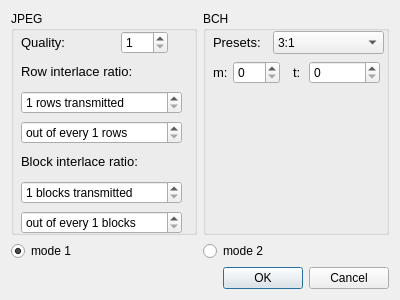
Old version of the form Corrupt/settingsdialog.ui in the repository snikulov/vidstream.
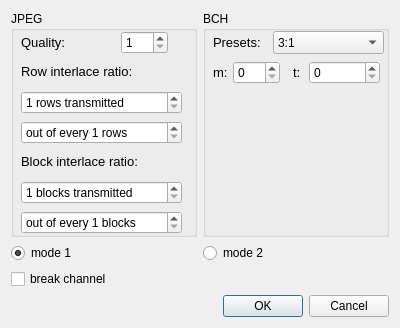
New version of the form.

Commit message: added option to break channel

The edit to the form file:
```diff
--- a/Corrupt/settingsdialog.ui
+++ b/Corrupt/settingsdialog.ui
@@ -7,14 +7,14 @@
     <x>0</x>
     <y>0</y>
     <width>400</width>
-    <height>300</height>
+    <height>328</height>
    </rect>
   </property>
   <property name="windowTitle">
    <string>Dialog</string>
   </property>
   <layout class="QGridLayout" name="gridLayout">
-   <item row="2" column="0" colspan="2">
+   <item row="3" column="0" colspan="2">
     <widget class="QDialogButtonBox" name="buttonBox">
      <property name="orientation">
       <enum>Qt::Horizontal</enum>
@@ -352,6 +352,13 @@
      </property>
     </widget>
    </item>
+   <item row="2" column="0">
+    <widget class="QCheckBox" name="brokenChannelCheckBox">
+     <property name="text">
+      <string>break channel</string>
+     </property>
+    </widget>
+   </item>
   </layout>
  </widget>
  <resources/>
```
The commit also changes 6 other files.
